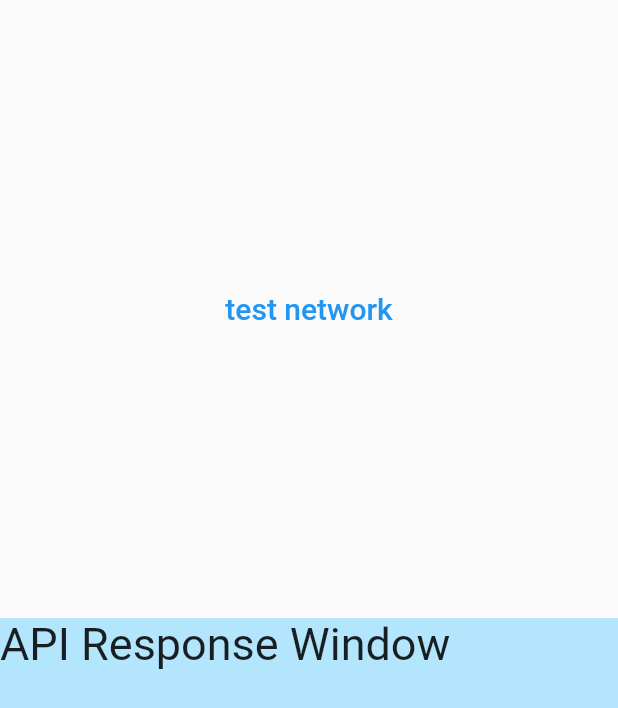
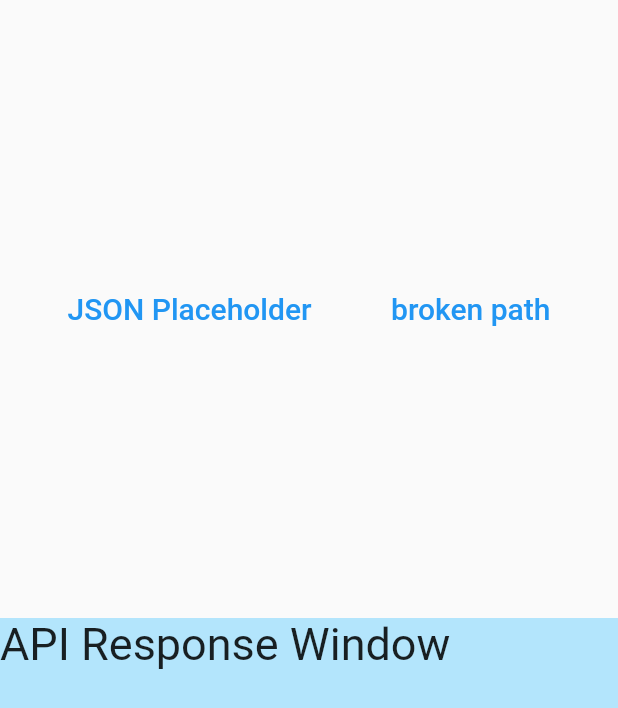
Before and after one commit to codetricity/custom_dart_package_tutorial, a Flutter app: the screen it shows after launch, on a phone screen of 412 x 824 dp. Shown: the top 708 px of the screen. Run offline on Flutter 3.47's test engine with Material 2 defaults, Android fonts, the phone set to English and light mode, and no system bars.

Commit message:
added common http connection

```diff
--- a/lib/gui_sections/button_window.dart
+++ b/lib/gui_sections/button_window.dart
@@ -15,9 +15,10 @@ class ButtonWindow extends StatelessWidget {
         mainAxisAlignment: MainAxisAlignment.spaceEvenly,
         children: [
           RequestButton(
-            apiRequest: testNetwork,
-            label: 'test network',
+            apiRequest: jsonPlaceholder,
+            label: 'JSON Placeholder',
           ),
+          RequestButton(apiRequest: brokenPath, label: 'broken path'),
         ],
       ),
     );
--- a/packages/theta_connection/lib/theta_connection.dart
+++ b/packages/theta_connection/lib/theta_connection.dart
@@ -1,5 +1,6 @@
 library theta_connection;
 
-import 'package:http/http.dart' as http;
+import 'common/request.dart' as theta;
 
-part 'protocols/test_network.dart';
+part 'network_tests/json_placeholder.dart';
+part 'network_tests/broken_path.dart';
```
Also changed, not shown: packages/theta_connection/lib/common/request.dart (added, +37 -0 lines), packages/theta_connection/lib/network_tests/broken_path.dart (added, +8 -0 lines), packages/theta_connection/lib/network_tests/json_placeholder.dart (added, +11 -0 lines), packages/theta_connection/lib/protocols/test_network.dart (deleted, +0 -8 lines), 1 other file.
